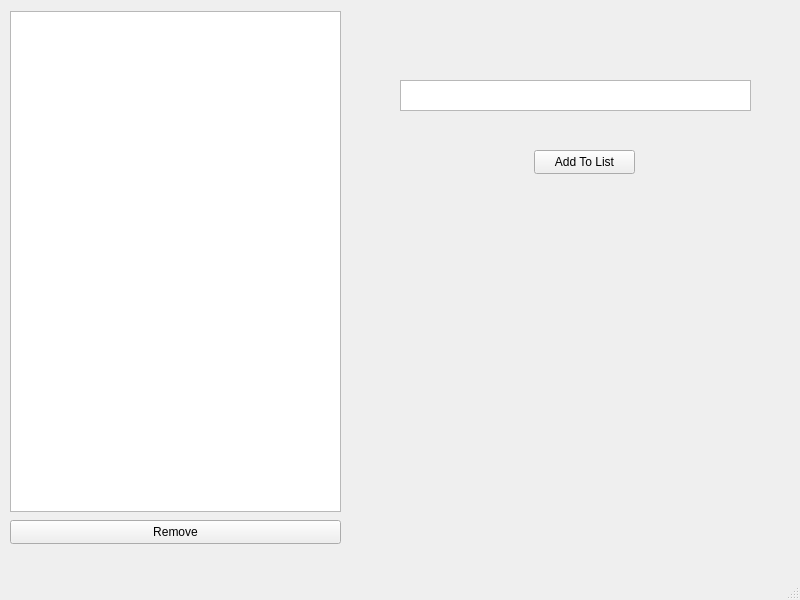
Above: Source/EditLocations.ui from DhirajWishal/DeliveryPlanningTool before the change. Below: the same form after it.
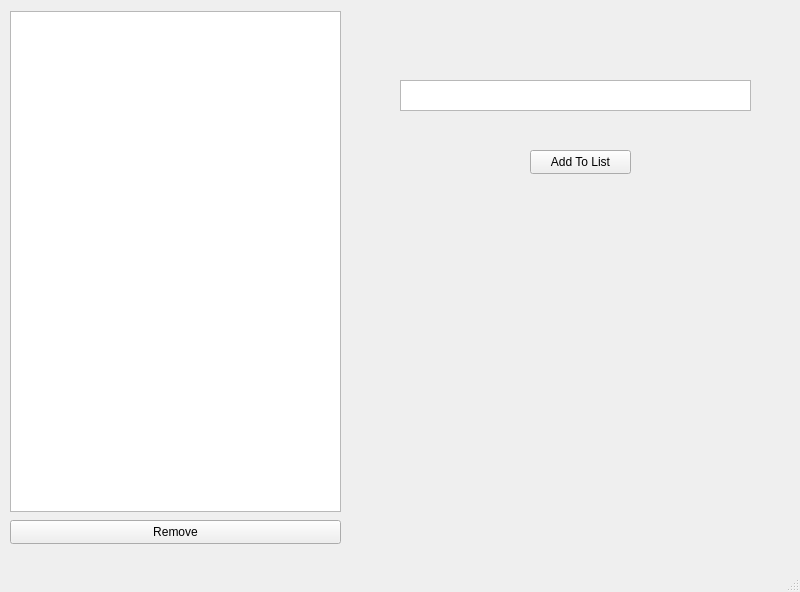
That is the form after the change.

The edit to the form file:
```diff
--- a/Source/EditLocations.ui
+++ b/Source/EditLocations.ui
@@ -7,7 +7,7 @@
     <x>0</x>
     <y>0</y>
     <width>800</width>
-    <height>600</height>
+    <height>592</height>
    </rect>
   </property>
   <property name="windowTitle">
@@ -37,7 +37,7 @@
    <widget class="QPushButton" name="pushButton">
     <property name="geometry">
      <rect>
-      <x>534</x>
+      <x>530</x>
       <y>150</y>
       <width>101</width>
       <height>24</height>
```
